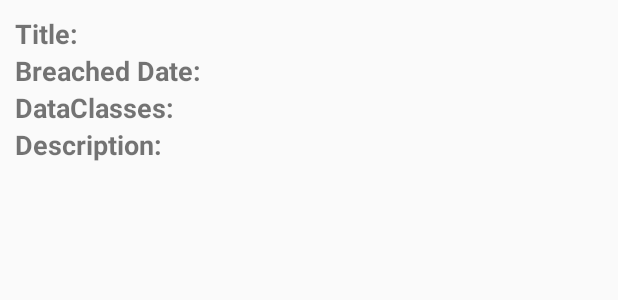
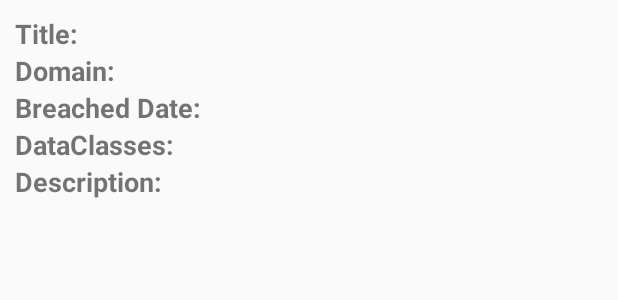
Before and after one commit to arunkthomasuncc/BreachFinder, an Android app: the layout listview_raw_layout.xml on its own in the app's theme, with its tools: preview values and no code run, on a phone screen of 412 x 824 dp. Shown: the top 300 px of the screen. Run offline under Robolectric (Android 15) with nearby library versions, the phone set to English and light mode, and no system bars.

Commit message:
added domain

```diff
--- a/app/src/main/java/com/example/arun/internship/BreachAccountListViewAdapter.java
+++ b/app/src/main/java/com/example/arun/internship/BreachAccountListViewAdapter.java
@@ -51,11 +51,13 @@ public class BreachAccountListViewAdapter extends ArrayAdapter<BreachedAccount>
         TextView dateView = (TextView) convertView.findViewById(R.id.textViewBreachedDateResult);
         TextView descriptionView = (TextView) convertView.findViewById(R.id.textViewDescriptionResult);
         TextView dataclassView = (TextView) convertView.findViewById(R.id.textViewDataClassesResult);
+        TextView domainView=(TextView) convertView.findViewById(R.id.textViewDomainResult);
 
         titleView.setText(breachedAccounts.get(position).getTitle());
         dateView.setText(breachedAccounts.get(position).getBreachdate());
         descriptionView.setText(breachedAccounts.get(position).getDescription());
         dataclassView.setText(breachedAccounts.get(position).getDataclasses());
+        domainView.setText(breachedAccounts.get(position).getDomain());
         return convertView;
 
 
--- a/app/src/main/java/com/example/arun/internship/BreachResponseParserUtil.java
+++ b/app/src/main/java/com/example/arun/internship/BreachResponseParserUtil.java
@@ -24,6 +24,7 @@ public class BreachResponseParserUtil {
                 baccount.setTitle(accountObj.getString("Title"));
                 baccount.setBreachdate(accountObj.getString("BreachDate"));
                 baccount.setDescription(accountObj.getString("Description"));
+                baccount.setDomain(accountObj.getString("Domain"));
                 JSONArray dataclassesArray= accountObj.getJSONArray("DataClasses");
                 String dataClasses="";
                 for(int j=0;j<dataclassesArray.length();j++)
--- a/app/src/main/java/com/example/arun/internship/MainActivity.java
+++ b/app/src/main/java/com/example/arun/internship/MainActivity.java
@@ -23,6 +23,7 @@ public class MainActivity extends AppCompatActivity implements BreachSearchAsync
     protected void onCreate(Bundle savedInstanceState) {
         super.onCreate(savedInstanceState);
         setContentView(R.layout.activity_main);
+        setTitle("Breach Finder");
         final EditText searchkeyword= (EditText)findViewById(R.id.editTextEmail);
         Button searchButton =(Button)findViewById(R.id.buttonSearch);
         searchButton.setOnClickListener(new View.OnClickListener() {
--- a/app/src/main/res/layout/listview_raw_layout.xml
+++ b/app/src/main/res/layout/listview_raw_layout.xml
@@ -21,13 +21,29 @@
         android:layout_alignParentEnd="true"
         android:layout_alignParentTop="true"
         android:layout_toEndOf="@+id/textViewTitle" />
+    <TextView
+        android:id="@+id/textViewDomain"
+        android:layout_width="192dp"
+        android:layout_height="wrap_content"
+        android:text="Domain:"
+        android:textSize="18sp"
+        android:textStyle="bold"
+        android:layout_below="@+id/textViewTitle"/>
+
+    <TextView
+        android:id="@+id/textViewDomainResult"
+        android:layout_width="wrap_content"
+        android:layout_height="wrap_content"
+        android:layout_alignBottom="@+id/textViewDomain"
+        android:layout_alignParentEnd="true"
+        android:layout_toEndOf="@+id/textViewTitle" />
 
     <TextView
         android:id="@+id/textViewBreachedDate"
         android:layout_width="wrap_content"
         android:layout_height="wrap_content"
         android:layout_alignParentStart="true"
-        android:layout_below="@+id/textViewTitle"
+        android:layout_below="@+id/textViewDomain"
         android:text="Breached Date:"
         android:textSize="18sp"
         android:textStyle="bold" />
```
Also changed, not shown: app/src/main/java/com/example/arun/internship/BreachedAccount.java (+10 -0 lines).
